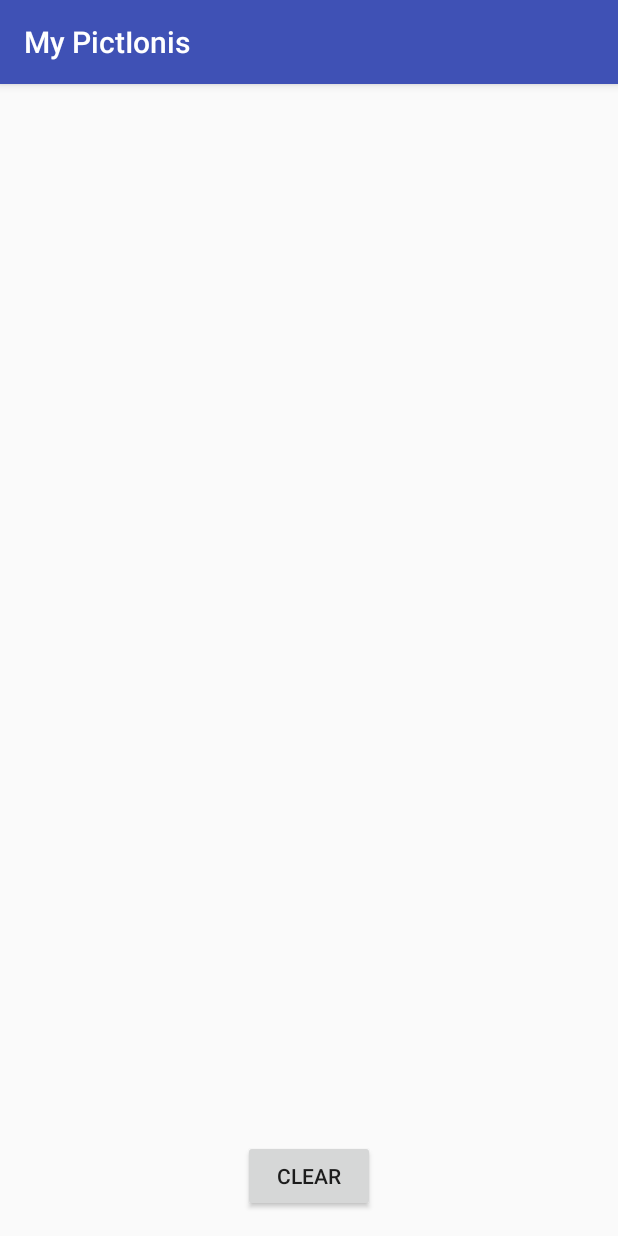
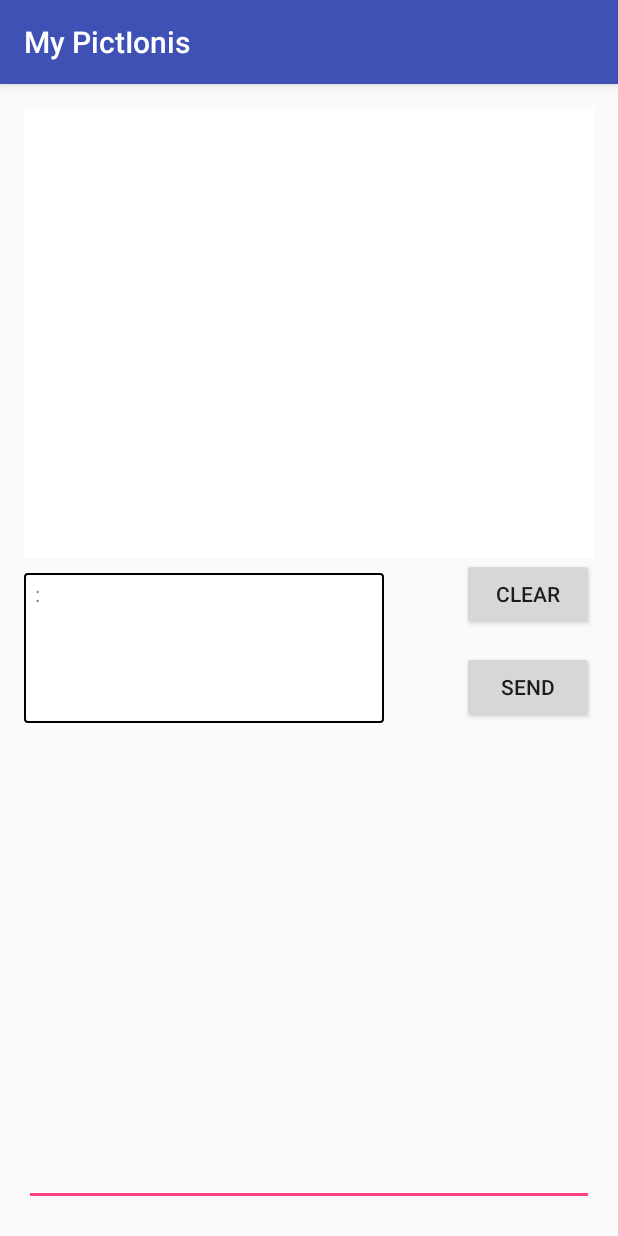
Before and after one commit to yderbal/pictionis, an Android app: the GameActivity screen opened directly, with no data from a screen before it, on a phone screen of 412 x 824 dp. Run offline under Robolectric (Android 15) with nearby library versions, the phone set to English and light mode, and no system bars; our stand-ins replace Firebase (no records; nobody signed in at launch, a user with empty details on screens opened directly).

Commit message:
mise a jour affichage jeu , retrait de classes inutiles

```diff
--- a/app/src/main/AndroidManifest.xml
+++ b/app/src/main/AndroidManifest.xml
@@ -17,7 +17,6 @@
         </activity>
         <activity android:name=".MenuActivity" />
         <activity android:name=".GameActivity" />
-        <activity android:name=".com.dev.mypictionis.db.Database"></activity>
     </application>
 
 </manifest>
--- a/app/src/main/java/com/dev/mypictionis/DrawingView.java
+++ b/app/src/main/java/com/dev/mypictionis/DrawingView.java
@@ -40,7 +40,6 @@ public class DrawingView extends View {
 
     public DrawingView(Context context, AttributeSet attrs){
         super(context, attrs);
-        setupDrawing();
         database = FirebaseDatabase.getInstance();
         ref = database.getReference("drawing");
         ref.addValueEventListener(new ValueEventListener() {
@@ -68,6 +67,7 @@ public class DrawingView extends View {
             public void onCancelled(DatabaseError databaseError) {
             }
         });
+        setupDrawing();
     }
 
     private void setupDrawing()
--- a/app/src/main/java/com/dev/mypictionis/GameActivity.java
+++ b/app/src/main/java/com/dev/mypictionis/GameActivity.java
@@ -4,15 +4,38 @@ import android.support.v7.app.AppCompatActivity;
 import android.os.Bundle;
 import android.support.v7.widget.LinearLayoutCompat;
 import android.view.View;
+import android.widget.EditText;
 import android.widget.LinearLayout;
+import android.widget.TextView;
 
+import com.dev.mypictionis.com.dev.mypictionis.db.Message;
+import com.google.firebase.auth.FirebaseAuth;
+import com.google.firebase.auth.FirebaseUser;
+import com.google.firebase.database.DataSnapshot;
+import com.google.firebase.database.DatabaseError;
 import com.google.firebase.database.DatabaseReference;
 import com.google.firebase.database.FirebaseDatabase;
+import com.google.firebase.database.ValueEventListener;
+
+import java.util.HashMap;
+import java.util.Iterator;
+import java.util.Map;
 
 public class GameActivity extends AppCompatActivity {
 
     private LinearLayout paintLayout;
     DrawingView drawingView;
+
+    //chat init
+    FirebaseDatabase database = FirebaseDatabase.getInstance();
+    DatabaseReference ref = database.getReference("chat");
+    TextView tv;
+    EditText editText;
+    Map<String,Message> messages ;
+    FirebaseUser user = FirebaseAuth.getInstance().getCurrentUser();
+    String email = user.getEmail();
+
+    static int id =1;
 
     @Override
     protected void onCreate(Bundle savedInstanceState) {
@@ -20,6 +43,36 @@ public class GameActivity extends AppCompatActivity {
         setContentView(R.layout.activity_game);
         drawingView =(DrawingView) findViewById(R.id.draw_screen);
         drawingView.setColor("#000000");
+
+        //chat init
+        tv = (TextView) findViewById(R.id.chat_message);
+        editText = (EditText) findViewById(R.id.edit_message);
+        ref.addValueEventListener(new ValueEventListener() {
+            @Override
+            public void onDataChange(DataSnapshot dataSnapshot) {
+                messages = new HashMap<String, Message>();
+                int idref=1;
+                // This method is called once with the initial value and again
+                // whenever data at this location is updated.
+                Iterable<DataSnapshot> datas = dataSnapshot.getChildren();
+                Iterator<DataSnapshot> ite = datas.iterator();
+                String s ="";
+                while(ite.hasNext())
+                {
+                    DataSnapshot data = ite.next();
+                    Message message = data.getValue(Message.class);
+                    messages.put(String.valueOf(idref),message);
+                    s+= message.getMessage()+"\n";
+                    idref++;
+                }
+                tv.setText(email+" : "+s);
+                id = idref;
+            }
+            @Override
+            public void onCancelled(DatabaseError error) {
+                // Failed to read value
+            }
+        });
     }
 
 
@@ -27,4 +80,12 @@ public class GameActivity extends AppCompatActivity {
     {
         drawingView.clearDraw();
     }
+
+
+    public void sendMessage(View view)
+    {
+        messages.put(String.valueOf(id),new Message(editText.getText().toString(),"Mike"));
+        ref.setValue(messages);
+        id++;
+    }
 }
--- a/app/src/main/java/com/dev/mypictionis/MenuActivity.java
+++ b/app/src/main/java/com/dev/mypictionis/MenuActivity.java
@@ -5,8 +5,6 @@ import android.support.v7.app.AppCompatActivity;
 import android.os.Bundle;
 import android.view.View;
 import android.widget.Toast;
-
-import com.dev.mypictionis.com.dev.mypictionis.db.Database;
 
 public class MenuActivity extends AppCompatActivity {
 
@@ -25,7 +23,6 @@ public class MenuActivity extends AppCompatActivity {
 
     public void checkDataBase(View view)
     {
-        Intent intent = new Intent(this, Database.class);
-        startActivity(intent);
+        //startActivity(intent);
     }
 }
--- a/app/src/main/java/com/dev/mypictionis/com/dev/mypictionis/db/Message.java
+++ b/app/src/main/java/com/dev/mypictionis/com/dev/mypictionis/db/Message.java
@@ -31,4 +31,9 @@ public class Message {
         json.put("author",author);
         return json;
     }
+
+    public String getMessage()
+    {
+        return message;
+    }
 }
--- /dev/null
+++ b/app/src/main/res/drawable/my_shape.xml
@@ -0,0 +1,16 @@
+<?xml version="1.0" encoding="utf-8"?>
+<shape xmlns:android="http://schemas.android.com/apk/res/android"
+    android:shape="rectangle"
+    android:layout_width="match_parent"
+    android:layout_height="match_parent">
+    <solid
+        android:color="@color/background_color">
+    </solid>
+    <stroke
+        android:width="1dp"
+        android:color="@color/border_color">
+    </stroke>
+    <corners
+        android:radius="2dp">
+    </corners>
+</shape>
--- a/app/src/main/res/layout/activity_game.xml
+++ b/app/src/main/res/layout/activity_game.xml
@@ -13,15 +13,45 @@
     <com.dev.mypictionis.DrawingView
         android:id="@+id/draw_screen"
         android:layout_width="match_parent"
-        android:layout_height="520dp" />
+        android:layout_height="300dp"
+        android:background="@color/background_color"/>
 
     <Button
         android:text="clear"
         android:layout_width="wrap_content"
         android:layout_height="wrap_content"
         android:id="@+id/button6"
+        android:onClick="clearDraw"
+        android:layout_below="@+id/draw_screen"
+        android:layout_alignParentEnd="true" />
+
+    <Button
+        android:text="Send"
+        android:layout_width="wrap_content"
+        android:layout_height="wrap_content"
+        android:id="@+id/button8"
+        android:layout_weight="0.56"
+        android:onClick="sendMessage"
+        android:layout_alignBottom="@+id/chat_message"
+        android:layout_alignParentEnd="true" />
+
+    <EditText
+        android:layout_width="wrap_content"
+        android:layout_height="60dp"
+        android:inputType="textPersonName"
+        android:id="@+id/edit_message"
         android:layout_alignParentBottom="true"
-        android:layout_centerHorizontal="true"
-        android:onClick="clearDraw" />
+        android:layout_marginBottom="4dp"
+        android:layout_alignParentEnd="true"
+        android:layout_alignParentStart="true" />
 
+    <TextView
+        android:id="@+id/chat_message"
+        android:padding="4dp"
+        android:layout_height="100dp"
+        android:background="@drawable/my_shape"
+        android:layout_alignBaseline="@+id/button6"
+        android:layout_alignBottom="@+id/button6"
+        android:layout_alignParentStart="true"
+        android:layout_width="240dp" />
 </RelativeLayout>
--- a/app/src/main/res/layout/activity_menu.xml
+++ b/app/src/main/res/layout/activity_menu.xml
@@ -21,7 +21,7 @@
         android:onClick="startGame" />
 
     <Button
-        android:text="DB"
+        android:text="join a game"
         android:layout_width="wrap_content"
         android:layout_height="wrap_content"
         android:layout_marginTop="153dp"
--- a/app/src/main/res/layout/drawing_view.xml
+++ b/app/src/main/res/layout/drawing_view.xml
@@ -1,6 +1,7 @@
 <?xml version="1.0" encoding="utf-8"?>
 <LinearLayout xmlns:android="http://schemas.android.com/apk/res/android"
     android:layout_width="match_parent"
-    android:layout_height="match_parent">
+    android:layout_height="match_parent"
+    android:background="@color/background_color">
 
 </LinearLayout>
--- a/app/src/main/res/values/colors.xml
+++ b/app/src/main/res/values/colors.xml
@@ -3,4 +3,6 @@
     <color name="colorPrimary">#3F51B5</color>
     <color name="colorPrimaryDark">#303F9F</color>
     <color name="colorAccent">#FF4081</color>
+    <color name="background_color">#FFFFFFFF</color>
+    <color name="border_color">#000000</color>
 </resources>
```
Also changed, not shown: app/src/main/java/com/dev/mypictionis/ChatObject.java (added, +28 -0 lines), app/src/main/java/com/dev/mypictionis/GameObject.java (added, +19 -0 lines), app/src/main/java/com/dev/mypictionis/com/dev/mypictionis/db/Database.java (deleted, +0 -84 lines), app/src/main/java/com/dev/mypictionis/com/dev/mypictionis/db/FirebaseValueEventListener.java (deleted, +0 -21 lines), app/src/main/java/com/dev/mypictionis/com/dev/mypictionis/db/RealTimeDataBase.java (deleted, +0 -48 lines), app/src/main/res/layout/activity_database.xml (deleted, +0 -47 lines).
